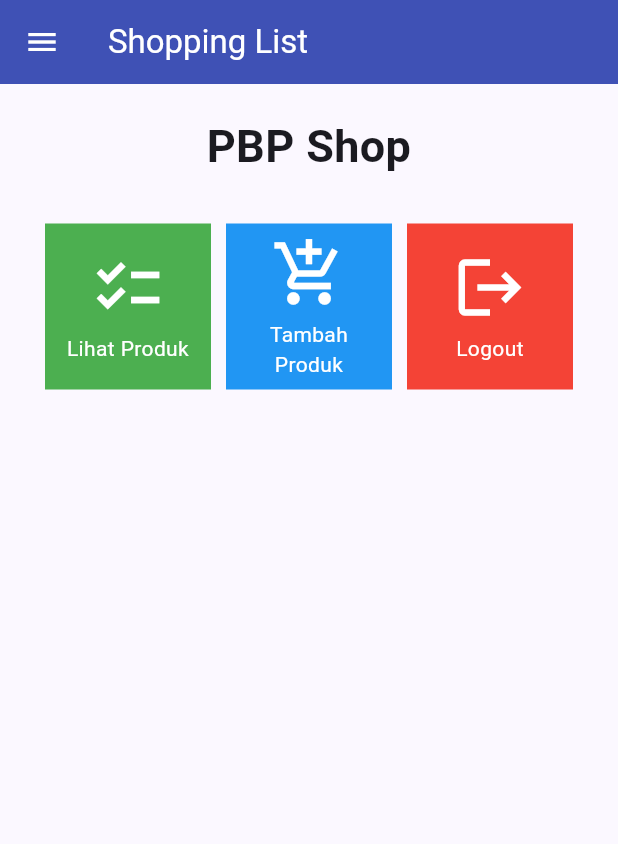
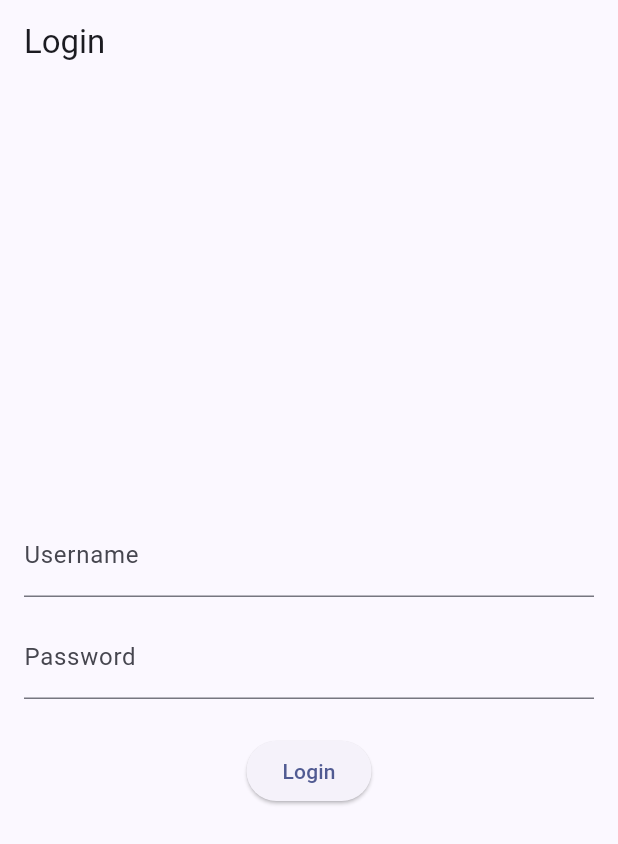
Before and after one commit to chikamarsyaa/flutterku, a Flutter app: the screen it shows after launch, on a phone screen of 412 x 824 dp. Shown: the top 844 px of the screen. Run offline on Flutter 3.47's test engine with Material 2 defaults, Android fonts, the phone set to English and light mode, and no system bars; missing offline and left inert: pbp_django_auth.

Commit message:
Menyelesaikan Tutorial 8

```diff
--- a/lib/main.dart
+++ b/lib/main.dart
@@ -1,38 +1,29 @@
 import 'package:flutter/material.dart';
-import 'package:shopping_list/screens/menu.dart';
+import 'package:pbp_django_auth/pbp_django_auth.dart';
+import 'package:provider/provider.dart';
+import 'package:shopping_list/screens/login.dart';
+
 
 void main() {
   runApp(const MyApp());
 }
+class MyApp extends StatelessWidget {
+    const MyApp({Key? key}) : super(key: key);
 
-class MyApp extends StatelessWidget {
-  const MyApp({super.key});
-
-  // This widget is the root of your application.
     @override
     Widget build(BuildContext context) {
-    return MaterialApp(
-      title: 'Flutter Demo',
+        return Provider(
+            create: (_) {
+                CookieRequest request = CookieRequest();
+                return request;
+            },
+            child: MaterialApp(
+                title: 'Flutter App',
                 theme: ThemeData(
-        // This is the theme of your application.
-        //
-        // TRY THIS: Try running your application with "flutter run". You'll see
-        // the application has a blue toolbar. Then, without quitting the app,
-        // try changing the seedColor in the colorScheme below to Colors.green
-        // and then invoke "hot reload" (save your changes or press the "hot
-        // reload" button in a Flutter-supported IDE, or press "r" if you used
-        // the command line to start the app).
-        //
-        // Notice that the counter didn't reset back to zero; the application
-        // state is not lost during the reload. To reset the state, use hot
-        // restart instead.
-        //
-        // This works for code too, not just values: Most code changes can be
-        // tested with just a hot reload.
                     colorScheme: ColorScheme.fromSeed(seedColor: Colors.indigo),
                     useMaterial3: true,
                 ),
-      home: MyHomePage(),
+                home: LoginPage()),
         );
     }
 }
--- /dev/null
+++ b/lib/screens/login.dart
@@ -0,0 +1,109 @@
+import 'package:shopping_list/screens/menu.dart';
+import 'package:flutter/material.dart';
+import 'package:pbp_django_auth/pbp_django_auth.dart';
+import 'package:provider/provider.dart';
+
+void main() {
+    runApp(const LoginApp());
+}
+
+class LoginApp extends StatelessWidget {
+const LoginApp({super.key});
+
+@override
+Widget build(BuildContext context) {
+    return MaterialApp(
+        title: 'Login',
+        theme: ThemeData(
+            primarySwatch: Colors.blue,
+    ),
+    home: const LoginPage(),
+    );
+    }
+}
+
+class LoginPage extends StatefulWidget {
+    const LoginPage({super.key});
+
+    @override
+    _LoginPageState createState() => _LoginPageState();
+}
+
+class _LoginPageState extends State<LoginPage> {
+    final TextEditingController _usernameController = TextEditingController();
+    final TextEditingController _passwordController = TextEditingController();
+
+    @override
+    Widget build(BuildContext context) {
+        final request = context.watch<CookieRequest>();
+        return Scaffold(
+            appBar: AppBar(
+                title: const Text('Login'),
+            ),
+            body: Container(
+                padding: const EdgeInsets.all(16.0),
+                child: Column(
+                    mainAxisAlignment: MainAxisAlignment.center,
+                    children: [
+                        TextField(
+                            controller: _usernameController,
+                            decoration: const InputDecoration(
+                                labelText: 'Username',
+                            ),
+                        ),
+                        const SizedBox(height: 12.0),
+                        TextField(
+                            controller: _passwordController,
+                            decoration: const InputDecoration(
+                                labelText: 'Password',
+                            ),
+                            obscureText: true,
+                        ),
+                        const SizedBox(height: 24.0),
+                        ElevatedButton(
+                            onPressed: () async {
+                                String username = _usernameController.text;
+                                String password = _passwordController.text;
+                                final response = await request.login("http://127.0.0.1:8000/auth/login/", {
+                                'username': username,
+                                'password': password,
+                                });
+
+                                if (request.loggedIn) {
+                                    String message = response['message'];
+                                    String uname = response['username'];
+                                    Navigator.pushReplacement(
+                                        context,
+                                        MaterialPageRoute(builder: (context) => MyHomePage()),
+                                    );
+                                    ScaffoldMessenger.of(context)
+                                        ..hideCurrentSnackBar()
+                                        ..showSnackBar(
+                                            SnackBar(content: Text("$message Selamat datang, $uname.")));
+                                    } else {
+                                    showDialog(
+                                        context: context,
+                                        builder: (context) => AlertDialog(
+                                            title: const Text('Login Gagal'),
+                                            content:
+                                                Text(response['message']),
+                                            actions: [
+                                                TextButton(
+                                                    child: const Text('OK'),
+                                                    onPressed: () {
+                                                        Navigator.pop(context);
+                                                    },
+                                                ),
+                                            ],
+                                        ),
+                                    );
+                                }
+                            },
+                            child: const Text('Login'),
+                        ),
+                    ],
+                ),
+            ),
+        );
+    }
+}
--- a/pubspec.yaml
+++ b/pubspec.yaml
@@ -35,6 +35,9 @@ dependencies:
   # The following adds the Cupertino Icons font to your application.
   # Use with the CupertinoIcons class for iOS style icons.
   cupertino_icons: ^1.0.2
+  provider: ^6.1.1
+  pbp_django_auth: ^0.3.1
+  http: ^0.13.6
 
 dev_dependencies:
   flutter_test:
```
Also changed, not shown: lib/models/product.dart (added, +65 -0 lines), lib/screens/list_product.dart (added, +91 -0 lines), lib/screens/shoplist_form.dart (+32 -29 lines), lib/widgets/left_drawer.dart (+12 -1 lines), lib/widgets/shop_card.dart (+29 -3 lines), pubspec.lock, 2 other files. Lines whose indentation alone changed are shown as unchanged.
